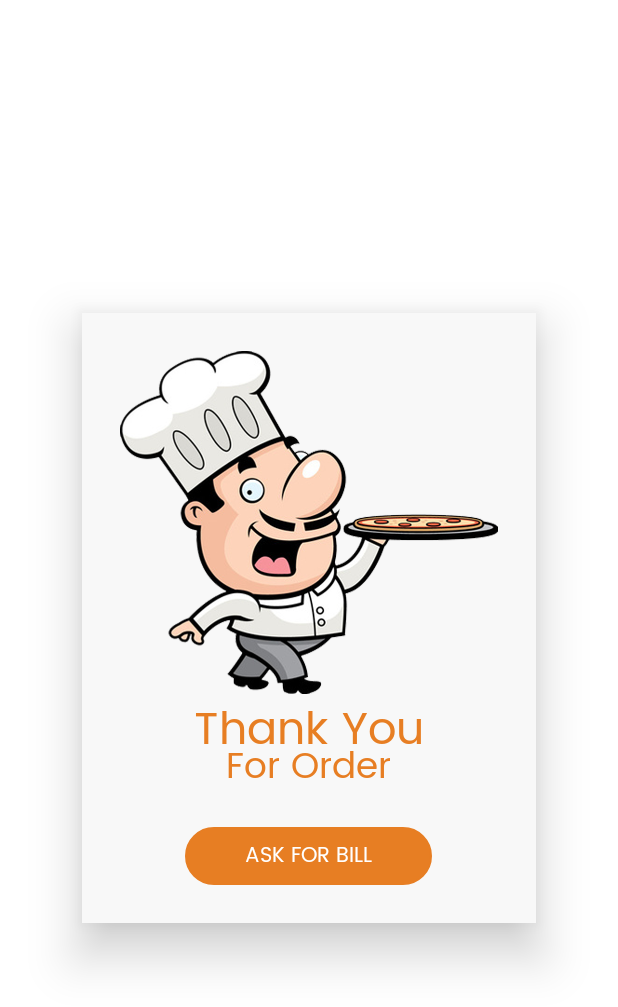
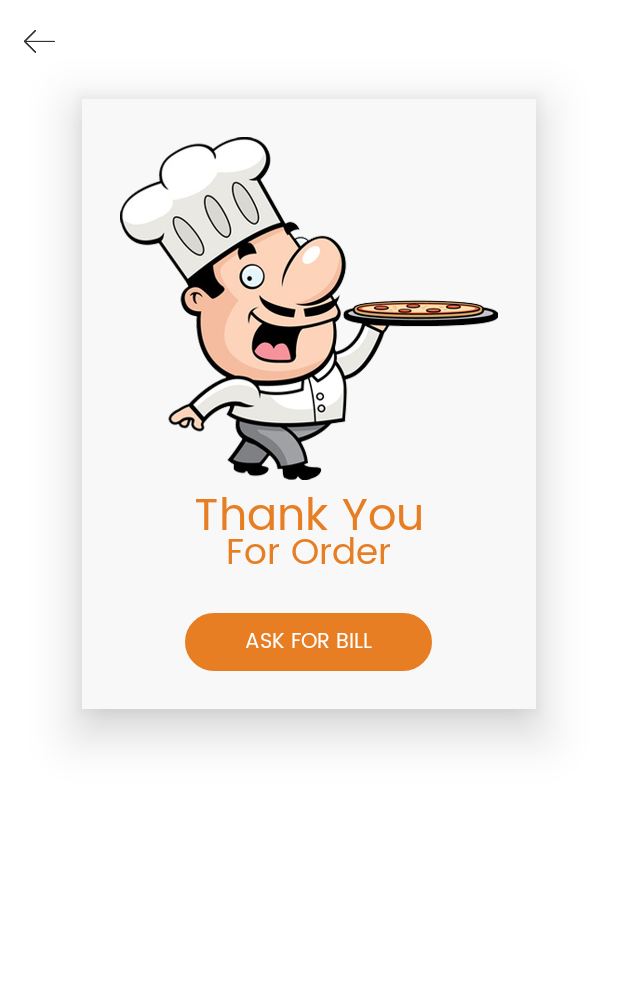
Before and after one commit to nikita-312/Cafe, an Android app: the ThankYouActivity screen opened directly, with no data from a screen before it, on a phone screen of 412 x 824 dp. Shown: the top 1007 px of the screen. Run offline under Robolectric (Android 15) with nearby library versions, the phone set to English and light mode, and no system bars.

Commit message:
last commit by mona(27/7/2018)

```diff
--- a/app/src/main/java/com/conceptioni/cafeapp/activity/CartActivity.java
+++ b/app/src/main/java/com/conceptioni/cafeapp/activity/CartActivity.java
@@ -340,7 +340,6 @@ public class CartActivity extends AppCompatActivity {
                             startActivity(new Intent(CartActivity.this, ThankYouActivity.class).addFlags(Intent.FLAG_ACTIVITY_CLEAR_TASK));
                             finish();
                         } else {
-
                             progressDialog.dismiss();
                             showErrorDialog(object.optString("msg"));
                         }
--- a/app/src/main/java/com/conceptioni/cafeapp/activity/ThankYouActivity.java
+++ b/app/src/main/java/com/conceptioni/cafeapp/activity/ThankYouActivity.java
@@ -5,12 +5,14 @@ import android.os.Bundle;
 import android.os.Handler;
 import android.support.v7.app.AppCompatActivity;
 import android.view.View;
+import android.widget.ImageView;
 
 import com.conceptioni.cafeapp.R;
 import com.conceptioni.cafeapp.utils.TextviewRegular;
 
 public class ThankYouActivity extends AppCompatActivity {
     TextviewRegular tvrContinueshop;
+    ImageView ivBack;
     @Override
     protected void onCreate(Bundle savedInstanceState) {
         super.onCreate(savedInstanceState);
@@ -19,7 +21,15 @@ public class ThankYouActivity extends AppCompatActivity {
     }
 
     private void init() {
+        ivBack = findViewById(R.id.ivBack);
         tvrContinueshop = findViewById(R.id.tvrContinueshop);
+
+        ivBack.setOnClickListener(new View.OnClickListener() {
+            @Override
+            public void onClick(View view) {
+              finish();
+            }
+        });
         tvrContinueshop.setOnClickListener(new View.OnClickListener() {
             @Override
             public void onClick(View view) {
@@ -27,9 +37,5 @@ public class ThankYouActivity extends AppCompatActivity {
                 finish();
             }
         });
-//        new Handler().postDelayed(() -> {
-//            startActivity(new Intent(ThankYouActivity.this, LiveOrderActivity.class));
-//            finish();
-//        }, 2000);
     }
 }
--- a/app/src/main/java/com/conceptioni/cafeapp/firebase/MyFirebaseMessagingService.java
+++ b/app/src/main/java/com/conceptioni/cafeapp/firebase/MyFirebaseMessagingService.java
@@ -53,7 +53,6 @@ public class MyFirebaseMessagingService extends FirebaseMessagingService {
                 String type = object.getString("type");
 
                 Log.d("++++++type", "+++++" + object.toString());
-
 
                 if (type.equalsIgnoreCase("logout")) {
                    ScanCafe(auth);
--- a/app/src/main/res/layout/activity_thank_you.xml
+++ b/app/src/main/res/layout/activity_thank_you.xml
@@ -6,14 +6,36 @@
     android:layout_height="match_parent"
     android:background="@color/colorwhite"
     tools:context="com.conceptioni.cafeapp.activity.ThankYouActivity">
+    <android.support.v7.widget.Toolbar
+        android:id="@+id/toolbar"
+        android:layout_width="match_parent"
+        android:layout_height="wrap_content"
+        tools:ignore="UnusedAttribute"
+        android:background="@color/colorwhite"
+        >
+
+        <ImageView
+            android:id="@+id/ivBack"
+            android:layout_width="wrap_content"
+            android:layout_height="wrap_content"
+            android:paddingBottom="@dimen/dp_5"
+            android:paddingEnd="@dimen/dp_5"
+            android:paddingRight="@dimen/dp_5"
+            android:paddingTop="@dimen/dp_5"
+            android:src="@drawable/back"
+            tools:ignore="ContentDescription,RtlSymmetry" />
+
+    </android.support.v7.widget.Toolbar>
+
     <LinearLayout
         android:layout_width="wrap_content"
         android:layout_height="wrap_content"
         android:layout_centerInParent="true"
         android:orientation="vertical"
-        android:layout_marginTop="@dimen/dp_30"
+        android:layout_marginTop="@dimen/dp_10"
         android:background="#f8f8f8"
         android:elevation="@dimen/dp_20"
+        android:layout_below="@+id/toolbar"
         android:padding="25dp">
         <ImageView
             android:layout_width="wrap_content"
```
